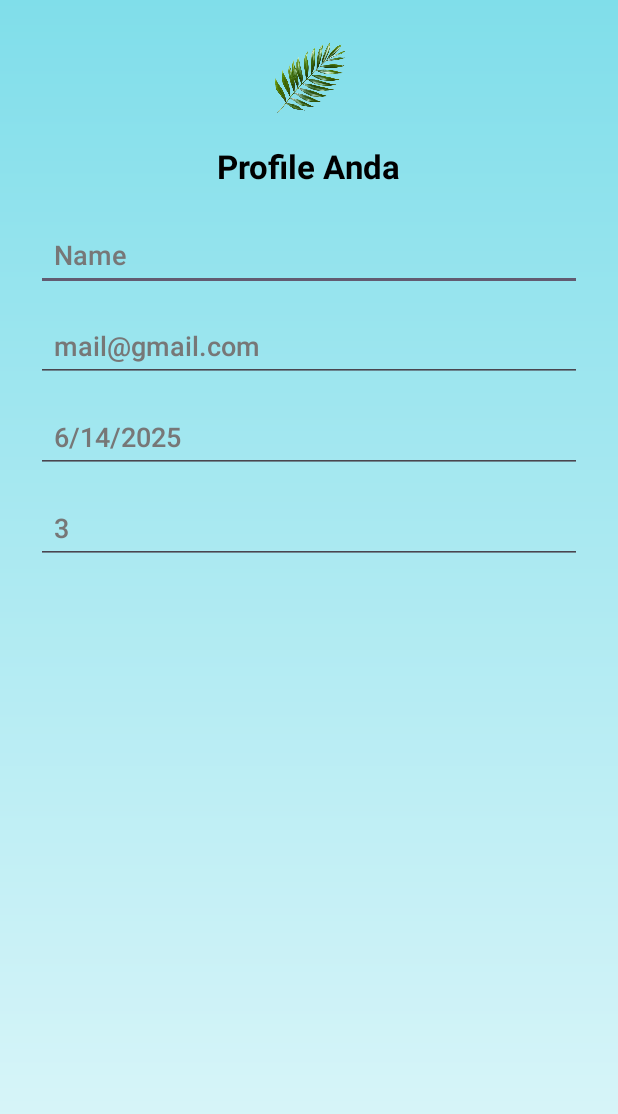
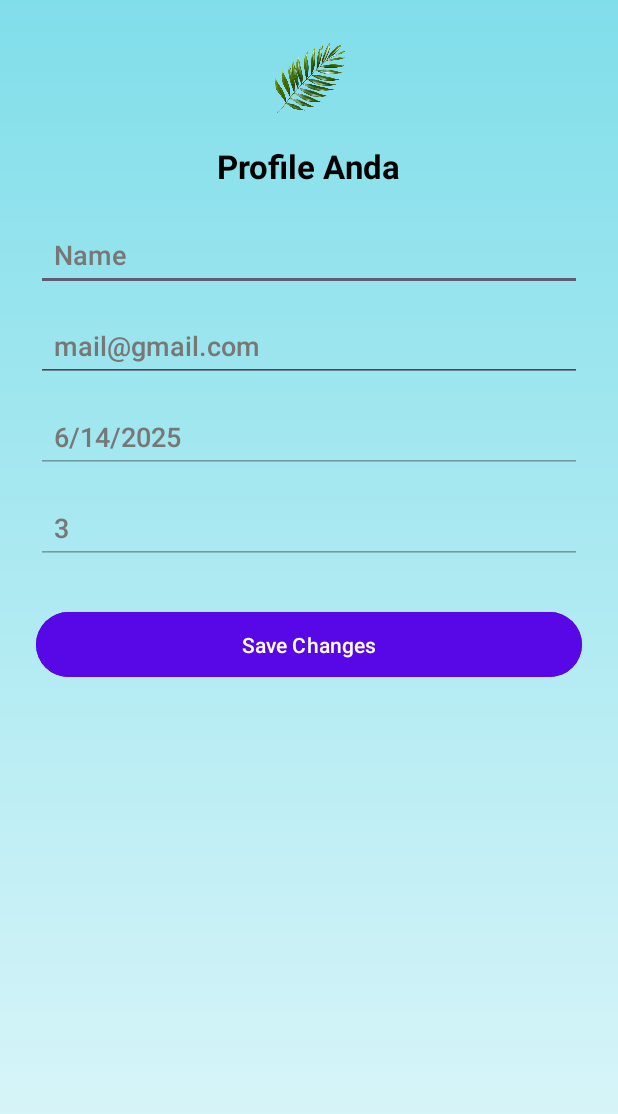
Before and after one commit to StaycationTeam/nmp_yamaha, an Android app: the layout fragment_profile.xml on its own in the app's theme, with its tools: preview values and no code run, on a phone screen of 412 x 824 dp. Shown: the top 1114 px of the screen. Run offline under Robolectric (Android 15) with nearby library versions, the light colour scheme and no system bars.

Commit message:
update drawer, profile dan layout background card

```diff
--- a/app/src/main/res/layout/fragment_explore.xml
+++ b/app/src/main/res/layout/fragment_explore.xml
@@ -27,6 +27,6 @@
         app:tint="@android:color/white"
         app:layout_constraintBottom_toBottomOf="parent"
         app:layout_constraintEnd_toEndOf="parent"
-        android:layout_margin="16dp" />
+        android:layout_margin="3dp" />
 
 </androidx.constraintlayout.widget.ConstraintLayout>
--- a/app/src/main/res/layout/fragment_favorites.xml
+++ b/app/src/main/res/layout/fragment_favorites.xml
@@ -9,7 +9,7 @@
         android:id="@+id/recyclerFavourites"
         android:layout_width="0dp"
         android:layout_height="0dp"
-        android:padding="8dp"
+        android:padding="3dp"
         app:layout_constraintTop_toTopOf="parent"
         app:layout_constraintBottom_toBottomOf="parent"
         app:layout_constraintStart_toStartOf="parent"
--- a/app/src/main/res/layout/fragment_profile.xml
+++ b/app/src/main/res/layout/fragment_profile.xml
@@ -62,25 +62,39 @@
             android:id="@+id/editTextDate"
             android:layout_width="match_parent"
             android:layout_height="wrap_content"
+            android:layout_marginBottom="12dp"
+            android:enabled="false"
+            android:focusable="false"
+            android:fontFamily="sans-serif-medium"
             android:hint="6/14/2025"
-            android:focusable="false"
             android:padding="12dp"
             android:textColor="#000000"
-            android:textColorHint="#777"
-            android:fontFamily="sans-serif-medium"
-            android:layout_marginBottom="12dp" />
+            android:textColorHint="#777" />
 
         <!-- Angka -->
         <EditText
             android:id="@+id/txtNumber"
             android:layout_width="match_parent"
             android:layout_height="wrap_content"
+            android:layout_marginBottom="12dp"
+            android:enabled="false"
+            android:fontFamily="sans-serif-medium"
             android:hint="3"
             android:inputType="number"
             android:padding="12dp"
             android:textColor="#000000"
-            android:textColorHint="#777"
-            android:fontFamily="sans-serif-medium"
-            android:layout_marginBottom="12dp" />
+            android:textColorHint="#777" />
+
+        <Button
+            android:id="@+id/btnSaveChanges"
+            android:layout_width="match_parent"
+            android:layout_height="wrap_content"
+            android:text="Save Changes"
+            android:enabled="false"
+            android:backgroundTint="@color/purple"
+            android:textColor="@android:color/white"
+            android:padding="12dp"
+            android:layout_marginTop="16dp"/>
+
     </LinearLayout>
 </FrameLayout>
--- a/app/src/main/res/layout/item_favourite_place.xml
+++ b/app/src/main/res/layout/item_favourite_place.xml
@@ -4,8 +4,8 @@
     android:layout_width="match_parent"
     android:layout_height="match_parent"
     android:orientation="vertical"
-    android:padding="16dp"
-    android:background="@drawable/bg_gradient"> <!-- INI LATAR BELAKANG UTAMA -->
+    android:padding="2dp">
+<!--    android:background="@drawable/bg_gradient"> &lt;!&ndash; INI LATAR BELAKANG UTAMA &ndash;&gt;-->
 
     <androidx.cardview.widget.CardView
         android:layout_width="match_parent"
--- a/app/src/main/res/layout/item_healing_place.xml
+++ b/app/src/main/res/layout/item_healing_place.xml
@@ -4,8 +4,8 @@
     android:layout_width="match_parent"
     android:layout_height="match_parent"
     android:orientation="vertical"
-    android:padding="16dp"
-    android:background="@drawable/bg_gradient"> <!-- LATAR BELAKANG GRADIENT -->
+    android:padding="2dp">
+<!--    android:background="@drawable/bg_gradient"> &lt;!&ndash; LATAR BELAKANG GRADIENT &ndash;&gt;-->
 
     <androidx.cardview.widget.CardView
         android:id="@+id/cardItem"
--- a/app/src/main/res/values/colors.xml
+++ b/app/src/main/res/values/colors.xml
@@ -2,5 +2,6 @@
 <resources>
     <color name="black">#FF000000</color>
     <color name="white">#FFFFFFFF</color>
+    <color name="purple">#5807E6</color>
     android:textColor="@color/primaryTextColor"
 </resources>
```
Also changed, not shown: app/src/main/java/com/yamaha/healingyuk/MainActivity.kt (+25 -0 lines), app/src/main/java/com/yamaha/healingyuk/ProfileFragment.kt (+100 -31 lines), app/src/main/java/com/yamaha/healingyuk/SignInActivity.kt (+23 -7 lines), app/src/main/res/menu/drawer_menu.xml (+7 -0 lines).
